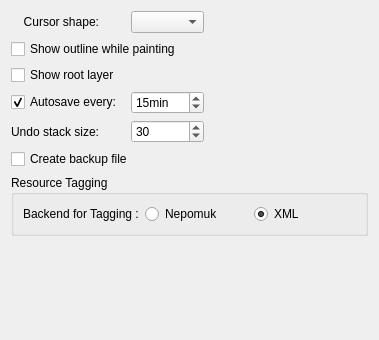
Old version of the form krita/ui/forms/wdggeneralsettings.ui in the repository KDE/krita.
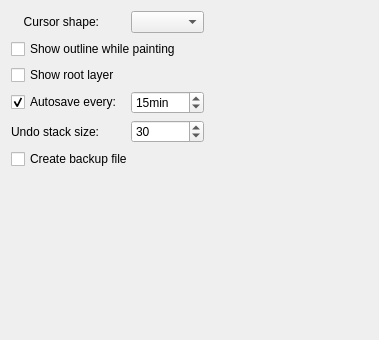
New version of the form.

Commit message:
Remove Nepomuk integration
The default was the xml-file backend. The nepomuk ingegration was
basically unused, and having everyone use the same backend makes
support a lot easier.

CCBUG:325291

```diff
--- a/krita/ui/forms/wdggeneralsettings.ui
+++ b/krita/ui/forms/wdggeneralsettings.ui
@@ -116,50 +116,7 @@
      </property>
     </widget>
    </item>
-   <item row="6" column="0" colspan="4">
-    <widget class="QGroupBox" name="grpResourceTagging">
-     <property name="enabled">
-      <bool>true</bool>
-     </property>
-     <property name="title">
-      <string>Resource Tagging</string>
-     </property>
-     <layout class="QFormLayout" name="formLayout">
-      <item row="0" column="0">
-       <widget class="QLabel" name="lblBackend">
-        <property name="text">
-         <string>Backend for Tagging :</string>
-        </property>
-       </widget>
-      </item>
-      <item row="0" column="1">
-       <layout class="QHBoxLayout" name="horizontalLayout">
-        <item>
-         <widget class="QRadioButton" name="radioNepomuk">
-          <property name="text">
-           <string>Nepomuk</string>
-          </property>
-          <property name="checked">
-           <bool>false</bool>
-          </property>
-         </widget>
-        </item>
-        <item>
-         <widget class="QRadioButton" name="radioXml">
-          <property name="text">
-           <string>XML</string>
-          </property>
-          <property name="checked">
-           <bool>true</bool>
-          </property>
-         </widget>
-        </item>
-       </layout>
-      </item>
-     </layout>
-    </widget>
-   </item>
-   <item row="7" column="1">
+   <item row="6" column="1">
     <spacer name="spacer2">
      <property name="orientation">
       <enum>Qt::Vertical</enum>
```
The commit also changes 10 other files.
